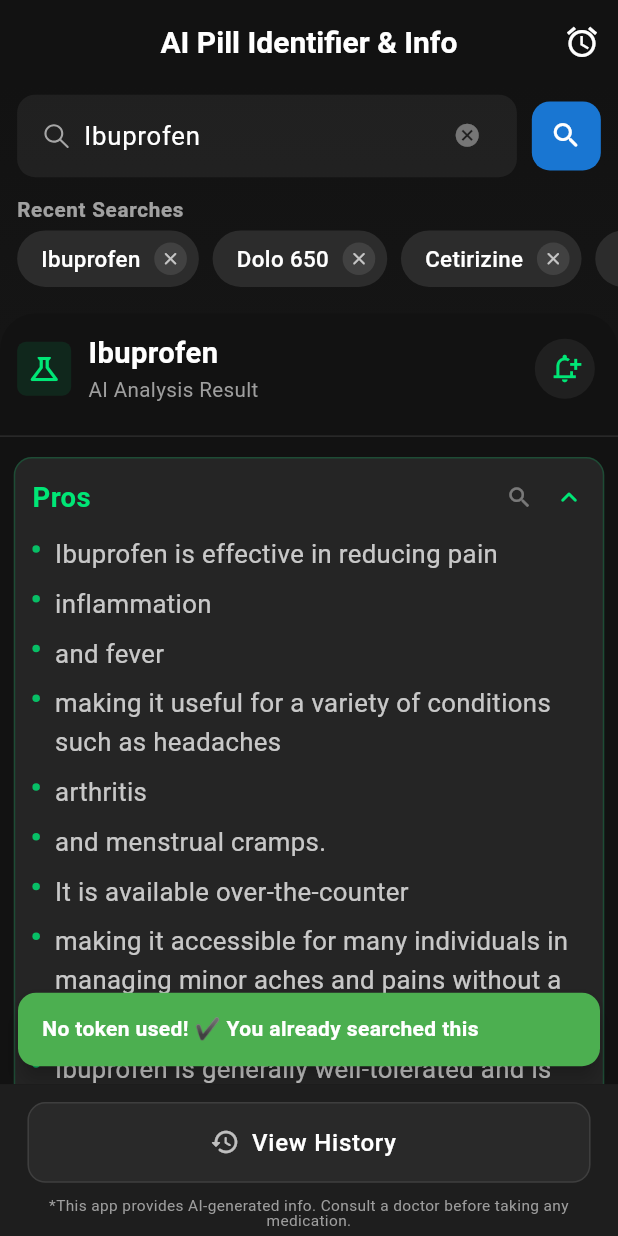
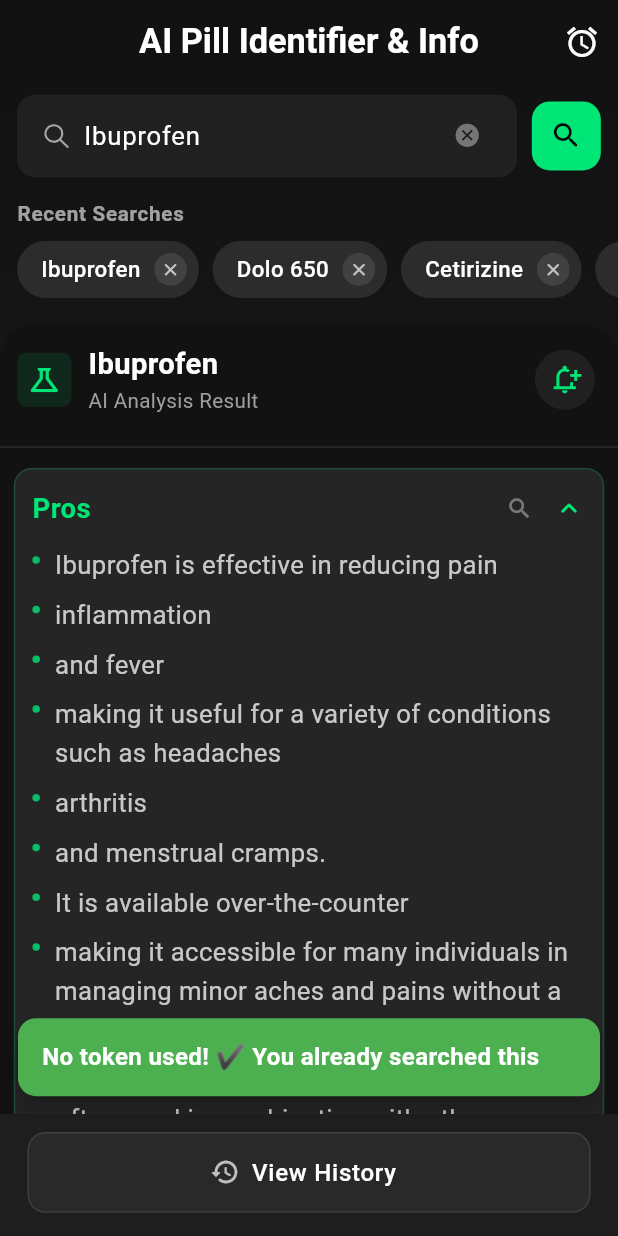
Before and after one commit to steptechnovision/ai_pill_identifier_and_info, a Flutter app: the screen it shows after launch, after a tap on the "close" icon, after a tap on "Ibuprofen", on a phone screen of 412 x 824 dp. Run offline on Flutter 3.47's test engine with Material 3 defaults, Android fonts, the phone set to English and light mode, and no system bars; our stand-ins replace dio, flutter_dotenv, flutter_local_notifications, flutter_screenutil, flutter_smart_dialog, flutter_svg and 6 more; missing offline and left inert: purchases_flutter; statements that could not run were skipped.

Commit message:
# fix some UI

```diff
--- a/lib/helper/utils.dart
+++ b/lib/helper/utils.dart
@@ -1,6 +1,7 @@
 import 'dart:developer' as developer;
 import 'dart:io';
 
+import 'package:ai_medicine_tracker/widgets/app_text.dart';
 import 'package:flutter/material.dart';
 import 'package:flutter/services.dart';
 import 'package:flutter_screenutil/flutter_screenutil.dart';
@@ -32,13 +33,12 @@ class Utils {
     HapticFeedback.mediumImpact();
 
     final snackBar = SnackBar(
-      content: Text(
+      content: AppText(
         message,
-        style: const TextStyle(
-          fontSize: 14,
+        fontSize: 14.sp,
+        maxLines: 30,
         fontWeight: FontWeight.w600,
         color: Colors.white,
-        ),
       ),
       backgroundColor: backgroundColor,
       duration: duration,
@@ -90,9 +90,6 @@ class Utils {
         ? Colors.greenAccent[700]
         : (isError ? Colors.redAccent : Colors.blueAccent);
     showToast(context, message: msg, backgroundColor: color);
-    // ScaffoldMessenger.of(
-    //   context,
-    // ).showSnackBar(SnackBar(content: Text(msg), backgroundColor: color));
   }
 
   // ---------------------------------------------------------------------------
@@ -123,14 +120,13 @@ class Utils {
               strokeWidth: 3,
             ),
             20.verticalSpace,
-            Text(
+            AppText(
               message,
-              style: TextStyle(
               color: Colors.white.withValues(alpha: 0.9),
               fontSize: 14.sp,
               fontWeight: FontWeight.w500,
               decoration: TextDecoration.none,
-              ),
+              maxLines: 30,
             ),
           ],
         ),
--- a/lib/main.dart
+++ b/lib/main.dart
@@ -41,6 +41,7 @@ class MedicineApp extends StatelessWidget {
     return ScreenUtilInit(
       builder: (context, child) {
         return MaterialApp(
+          debugShowCheckedModeBanner: false,
           title: Constants.appName,
           themeMode: ThemeMode.dark,
           darkTheme: ThemeData(
--- a/lib/screens/medicine_tracker_screen.dart
+++ b/lib/screens/medicine_tracker_screen.dart
@@ -185,10 +185,10 @@ class _MedicineTrackerScreenState extends State<MedicineTrackerScreen> {
             color: const Color(0xFF1E1E1E),
             // Match your dark theme surface
             borderRadius: BorderRadius.circular(24),
-            border: Border.all(color: Colors.white.withOpacity(0.1)),
+            border: Border.all(color: Colors.white.withValues(alpha: 0.1)),
             boxShadow: [
               BoxShadow(
-                color: Colors.black.withOpacity(0.5),
+                color: Colors.black.withValues(alpha: 0.5),
                 blurRadius: 20,
                 offset: const Offset(0, 10),
               ),
@@ -201,7 +201,7 @@ class _MedicineTrackerScreenState extends State<MedicineTrackerScreen> {
               Container(
                 padding: const EdgeInsets.all(16),
                 decoration: BoxDecoration(
-                  color: Colors.amber.withOpacity(0.1),
+                  color: Colors.amber.withValues(alpha: 0.1),
                   shape: BoxShape.circle,
                 ),
                 child: const Icon(
@@ -211,33 +211,31 @@ class _MedicineTrackerScreenState extends State<MedicineTrackerScreen> {
                 ),
               ),
 
-              const SizedBox(height: 20),
+              20.verticalSpace,
 
               // 2. Title
-              const Text(
+              AppText(
                 "Out of Search Credits",
                 textAlign: TextAlign.center,
-                style: TextStyle(
                 color: Colors.white,
-                  fontSize: 20,
+                fontSize: 20.sp,
+                maxLines: 5,
                 fontWeight: FontWeight.bold,
               ),
+
+              12.verticalSpace,
+
+              // 3. Persuasive Text
+              AppText(
+                "To analyze a new medicine, you need 1 credit.\n\nTop up your balance to unlock instant AI medical insights.",
+                textAlign: TextAlign.center,
+                color: Colors.white.withValues(alpha: 0.7),
+                fontSize: 14,
+                lineHeight: 1.5,
+                maxLines: 20,
               ),
 
-              const SizedBox(height: 12),
-
-              // 3. Persuasive Text
-              Text(
-                "To analyze a new medicine, you need 1 credit.\n\nTop up your balance to unlock instant AI medical insights.",
-                textAlign: TextAlign.center,
-                style: TextStyle(
-                  color: Colors.white.withOpacity(0.7),
-                  fontSize: 14,
-                  height: 1.5,
-                ),
-              ),
-
-              const SizedBox(height: 28),
+              28.verticalSpace,
 
               // 4. Action Buttons
               Row(
@@ -250,7 +248,7 @@ class _MedicineTrackerScreenState extends State<MedicineTrackerScreen> {
                         padding: const EdgeInsets.symmetric(vertical: 14),
                         foregroundColor: Colors.white54,
                       ),
-                      child: const Text("Not now"),
+                      child: const AppText("Not now"),
                     ),
                   ),
 
@@ -274,9 +272,9 @@ class _MedicineTrackerScreenState extends State<MedicineTrackerScreen> {
                           borderRadius: BorderRadius.circular(12),
                         ),
                       ),
-                      child: const Text(
+                      child: const AppText(
                         "Get Credits",
-                        style: TextStyle(fontWeight: FontWeight.bold),
+                        fontWeight: FontWeight.bold,
                       ),
                     ),
                   ),
@@ -313,24 +311,22 @@ class _MedicineTrackerScreenState extends State<MedicineTrackerScreen> {
               ),
             ),
             SizedBox(height: 10.h),
-            Text(
+            AppText(
               "No matching medicine",
-              style: TextStyle(
               color: Colors.white,
               fontSize: 18.sp,
+              maxLines: 5,
               fontWeight: FontWeight.bold,
               letterSpacing: 0.5,
             ),
-            ),
             SizedBox(height: 8.h),
-            Text(
+            AppText(
               "We couldn't find any medicine matching your search. Try a different keyword.",
               textAlign: TextAlign.center,
-              style: TextStyle(
               color: Colors.white.withValues(alpha: 0.5),
               fontSize: 14.sp,
-                height: 1.5, // Improves readability
-              ),
+              maxLines: 20,
+              lineHeight: 1.5, // Improves readability
             ),
           ],
         ),
@@ -359,9 +355,11 @@ class _MedicineTrackerScreenState extends State<MedicineTrackerScreen> {
       appBar: AppBar(
         backgroundColor: UIConstants.darkBackgroundStart,
         elevation: 0,
-        title: Text(
+        title: AppText(
           Constants.appName,
-          style: const TextStyle(fontWeight: FontWeight.bold, fontSize: 20),
+          fontWeight: FontWeight.bold,
+          fontSize: 20.sp,
+          maxLines: 10,
         ),
         actions: [
           if (!isForScreenShots)
@@ -395,13 +393,12 @@ class _MedicineTrackerScreenState extends State<MedicineTrackerScreen> {
                       const SizedBox(width: 6),
 
                       // Count
-                      Text(
+                      AppText(
                         "$_tokens",
-                        style: const TextStyle(
-                          fontSize: 14,
+                        fontSize: 14.sp,
+                        maxLines: 20,
                         color: Colors.white,
                         fontWeight: FontWeight.bold,
-                        ),
                       ),
 
                       const SizedBox(width: 6),
@@ -567,13 +564,12 @@ class _MedicineTrackerScreenState extends State<MedicineTrackerScreen> {
           ),
           SizedBox(width: 10.w),
           Expanded(
-            child: Text(
+            child: AppText(
               "Search once → Access forever! No tokens needed for previously searched items.",
-              style: TextStyle(
               fontSize: 11.sp,
               color: Colors.greenAccent,
-                height: 1,
-              ),
+              lineHeight: 1,
+              maxLines: 10,
             ),
           ),
         ],
@@ -592,7 +588,7 @@ class _MedicineTrackerScreenState extends State<MedicineTrackerScreen> {
             children: [
               Expanded(
                 child: CustomTextField(
-                  hintText: 'Search medicine...',
+                  hintText: 'e.g. Paracetamol, Aspirin...',
                   prefixIcon: AppAssets.icSearch,
                   controller: _controller,
                   showDividerOnSuffixIcon: false,
@@ -615,12 +611,12 @@ class _MedicineTrackerScreenState extends State<MedicineTrackerScreen> {
                   height: componentHeight,
                   width: componentHeight,
                   decoration: BoxDecoration(
-                    color: Theme.of(context).colorScheme.primary,
+                    color: UIConstants.accentGreen,
                     borderRadius: BorderRadius.circular(12),
                   ),
                   child: Icon(
                     Icons.search_rounded,
-                    color: Theme.of(context).colorScheme.onPrimary,
+                    color: Colors.black,
                     size: 22,
                   ),
                 ),
@@ -633,25 +629,21 @@ class _MedicineTrackerScreenState extends State<MedicineTrackerScreen> {
               child: Row(
                 mainAxisAlignment: MainAxisAlignment.end,
                 children: [
-                  Text(
-                    "Balance: ",
-                    style: TextStyle(color: Colors.white54, fontSize: 12.sp),
-                  ),
+                  AppText("Balance: ", color: Colors.white54, fontSize: 12.sp),
                   InkWell(
                     onTap: () {
                       _openPurchaseScreen();
                     },
                     child: Row(
                       children: [
-                        Text(
+                        AppText(
                           "$_tokens Credits",
-                          style: TextStyle(
                           color: _tokens > 0
                               ? UIConstants.accentGreen
                               : Colors.redAccent,
                           fontWeight: FontWeight.bold,
+                          maxLines: 20,
                           fontSize: 13.sp,
-                          ),
                         ),
                         const SizedBox(width: 4),
                         Icon(
@@ -783,17 +775,17 @@ class _MedicineTrackerScreenState extends State<MedicineTrackerScreen> {
                   child: Column(
                     crossAxisAlignment: CrossAxisAlignment.start,
                     children: [
-                      Text(
+                      AppText(
                         item.originalName,
-                        style: TextStyle(
                         color: Colors.white,
                         fontSize: 17.sp,
+                        maxLines: 20,
                         fontWeight: FontWeight.bold,
                       ),
-                      ),
-                      Text(
+                      AppText(
                         "AI Analysis Result",
-                        style: TextStyle(color: Colors.grey, fontSize: 12.sp),
+                        color: Colors.grey,
+                        fontSize: 12.sp,
                       ),
                     ],
                   ),
@@ -890,9 +882,8 @@ class _MedicineTrackerScreenState extends State<MedicineTrackerScreen> {
                     alpha: 0.7,
                   ), // Slightly dimmed icon
                 ),
-                label: Text(
+                label: AppText(
                   "View History",
-                  style: TextStyle(
                   fontSize: 14.sp,
                   fontWeight: FontWeight.w500,
                   letterSpacing: 0.5,
@@ -900,11 +891,14 @@ class _MedicineTrackerScreenState extends State<MedicineTrackerScreen> {
               ),
             ),
           ),
-          ),
-          Text(
+          if (!isForScreenShots)
+            AppText(
               "*This app provides AI-generated info. Consult a doctor before taking any medication.",
               textAlign: TextAlign.center,
-            style: TextStyle(fontSize: 9.sp, color: Colors.grey, height: 1),
+              fontSize: 9.sp,
+              color: Colors.grey,
+              lineHeight: 1,
+              maxLines: 20,
             ),
         ],
       ),
--- a/lib/screens/web_search_screen.dart
+++ b/lib/screens/web_search_screen.dart
@@ -1,3 +1,4 @@
+import 'package:ai_medicine_tracker/widgets/app_text.dart';
 import 'package:flutter/material.dart';
 import 'package:webview_flutter/webview_flutter.dart';
 
@@ -18,7 +19,7 @@ class WebSearchScreen extends StatelessWidget {
     final url = "https://www.google.com/search?q=$query";
 
     return Scaffold(
-      appBar: AppBar(title: Text("$medicineName $title")),
+      appBar: AppBar(title: AppText("$medicineName $title", maxLines: 30)),
       body: WebViewWidget(
         controller: WebViewController()
           ..setJavaScriptMode(JavaScriptMode.unrestricted)
--- a/lib/widgets/app_text.dart
+++ b/lib/widgets/app_text.dart
@@ -1,22 +1,21 @@
 import 'package:flutter/material.dart';
-import 'package:flutter_screenutil/flutter_screenutil.dart';
 
 class AppText extends StatelessWidget {
   const AppText(
     this.msg, {
     super.key,
     this.fontSize,
-    this.overflow = TextOverflow.visible,
-    this.textAlign = TextAlign.center,
-    this.fontWeight = FontWeight.w400,
-    this.fontStyle = FontStyle.normal,
-    this.decoration = TextDecoration.none,
-    this.maxLines = 1,
+    this.overflow,
+    this.textAlign,
+    this.fontWeight,
+    this.fontStyle,
+    this.decoration,
+    this.maxLines,
     this.letterSpacing,
     this.lineHeight,
-    this.color = Colors.white,
+    this.color,
     this.showCustomUnderLine = false,
-    this.underLineColor = Colors.white,
+    this.underLineColor,
     this.showHtmlFormat = false,
   }) : textSpan = null;
 
@@ -24,32 +23,32 @@ class AppText extends StatelessWidget {
     super.key,
     required this.textSpan,
     this.fontSize,
-    this.overflow = TextOverflow.visible,
-    this.textAlign = TextAlign.center,
-    this.fontWeight = FontWeight.w400,
-    this.fontStyle = FontStyle.normal,
-    this.decoration = TextDecoration.none,
-    this.maxLines = 1,
+    this.overflow,
+    this.textAlign,
+    this.fontWeight,
+    this.fontStyle,
+    this.decoration,
+    this.maxLines,
     this.letterSpacing,
     this.lineHeight,
-    this.color = Colors.white,
+    this.color,
     this.showCustomUnderLine = false,
-    this.underLineColor = Colors.white,
+    this.underLineColor,
     this.showHtmlFormat = false,
   }) : msg = '';
 
   final String? msg;
   final double? fontSize;
-  final FontWeight fontWeight;
-  final FontStyle fontStyle;
-  final Color color;
-  final TextDecoration decoration;
-  final TextAlign textAlign;
-  final TextOverflow overflow;
+  final FontWeight? fontWeight;
+  final FontStyle? fontStyle;
+  final Color? color;
+  final TextDecoration? decoration;
+  final TextAlign? textAlign;
+  final TextOverflow? overflow;
   final int? maxLines;
   final double? letterSpacing, lineHeight;
   final bool showCustomUnderLine;
-  final Color underLineColor;
+  final Color? underLineColor;
   final bool showHtmlFormat;
   final TextSpan? textSpan;
 
@@ -59,7 +58,10 @@ class AppText extends StatelessWidget {
         ? Container(
             decoration: BoxDecoration(
               border: Border(
-                bottom: BorderSide(color: underLineColor, width: 1.0),
+                bottom: BorderSide(
+                  color: underLineColor ?? Colors.white,
+                  width: 1.0,
+                ),
               ),
             ),
             child: textWidget(),
@@ -80,7 +82,6 @@ class AppText extends StatelessWidget {
       msg ?? '',
       textAlign: textAlign,
       overflow: overflow,
-      softWrap: true,
       maxLines: maxLines,
       style: getTextStyle(),
     );
@@ -92,7 +93,7 @@ class AppText extends StatelessWidget {
       fontWeight: fontWeight,
       fontStyle: fontStyle,
       letterSpacing: letterSpacing,
-      height: lineHeight ?? 1,
+      height: lineHeight,
       color: color,
       decoration: decoration,
     );
@@ -103,25 +104,25 @@ class AppTextSpan extends StatelessWidget {
   const AppTextSpan({
     super.key,
     this.fontSize,
-    this.overflow = TextOverflow.visible,
-    this.textAlign = TextAlign.center,
-    this.fontWeight = FontWeight.w500,
-    this.fontStyle = FontStyle.normal,
-    this.textDecoration = TextDecoration.none,
-    this.maxLines = 1,
+    this.overflow,
+    this.textAlign,
+    this.fontWeight,
+    this.fontStyle,
+    this.textDecoration,
+    this.maxLines,
     required this.childSpans,
-    this.textColor = Colors.white,
+    this.textColor,
     this.lineHeight,
   });
 
   final double? fontSize;
-  final FontWeight fontWeight;
-  final FontStyle fontStyle;
-  final Color textColor;
-  final TextDecoration textDecoration;
-  final TextAlign textAlign;
-  final TextOverflow overflow;
-  final int maxLines;
+  final FontWeight? fontWeight;
+  final FontStyle? fontStyle;
+  final Color? textColor;
+  final TextDecoration? textDecoration;
+  final TextAlign? textAlign;
+  final TextOverflow? overflow;
+  final int? maxLines;
   final List<TextSpan> childSpans;
   final double? lineHeight;
 
@@ -131,7 +132,7 @@ class AppTextSpan extends StatelessWidget {
       text: TextSpan(
         text: '',
         style: TextStyle(
-          fontSize: (fontSize ?? 18).sp,
+          fontSize: fontSize,
           fontWeight: fontWeight,
           fontStyle: fontStyle,
           color: textColor,
@@ -140,8 +141,8 @@ class AppTextSpan extends StatelessWidget {
         ),
         children: childSpans,
       ),
-      textAlign: textAlign,
-      overflow: overflow,
+      textAlign: textAlign ?? TextAlign.start,
+      overflow: overflow ?? TextOverflow.clip,
       softWrap: true,
       maxLines: maxLines,
     );
--- a/lib/widgets/collapsible_card.dart
+++ b/lib/widgets/collapsible_card.dart
@@ -1,5 +1,6 @@
 import 'package:ai_medicine_tracker/helper/app_colors.dart';
 import 'package:ai_medicine_tracker/screens/web_search_screen.dart';
+import 'package:ai_medicine_tracker/widgets/app_text.dart';
 import 'package:flutter/material.dart';
 import 'package:flutter_screenutil/flutter_screenutil.dart';
 
@@ -94,16 +95,15 @@ class _CollapsibleCardState extends State<CollapsibleCard>
                   crossAxisAlignment: CrossAxisAlignment.center,
                   children: [
                     Expanded(
-                      child: Text(
+                      child: AppText(
                         widget.title,
-                        style: TextStyle(
                         color: _expanded
                             ? UIConstants.accentGreen
                             : Colors.white.withValues(alpha: 0.9),
                         fontWeight: FontWeight.w600,
+                        maxLines: 30,
                         // ✨ Semi-bold is cleaner than Bold
                         fontSize: 16.sp,
-                        ),
                       ),
                     ),
 
@@ -185,16 +185,13 @@ class _CollapsibleCardState extends State<CollapsibleCard>
                                   ),
                                 ),
                                 Expanded(
-                                  child: Text(
+                                  child: AppText(
                                     point,
-                                    style: TextStyle(
-                                      color: Colors.white.withValues(
-                                        alpha: 0.75,
-                                      ),
+                                    color: Colors.white.withValues(alpha: 0.75),
                                     fontSize: 15.sp,
-                                      height: 1.5, // Good readability
+                                    maxLines: 10000,
+                                    lineHeight: 1.5,
                                     fontWeight: FontWeight.w400,
-                                    ),
                                   ),
                                 ),
                               ],
--- a/lib/widgets/dialogs/voice_dialog.dart
+++ b/lib/widgets/dialogs/voice_dialog.dart
@@ -129,7 +129,7 @@ class _PulseMicButtonState extends State<PulseMicButton>
         onTap: widget.onTap,
         child: CircleAvatar(
           radius: 38.r,
-          backgroundColor: AppColors.appPrimaryRedColor,
+          backgroundColor: UIConstants.accentGreen,
           child: Icon(Icons.mic, color: Colors.white, size: 36.r),
         ),
       ),
```
Also changed, not shown: lib/models/medicine_reminder.dart (+11 -2 lines), lib/screens/add_reminder_screen.dart (+45 -36 lines), lib/screens/medicine_history_screen.dart (+26 -38 lines), lib/screens/reminders_screen.dart (+40 -48 lines), lib/screens/token_purchase_screen.dart (+33 -49 lines). Lines whose indentation alone changed are shown as unchanged.
